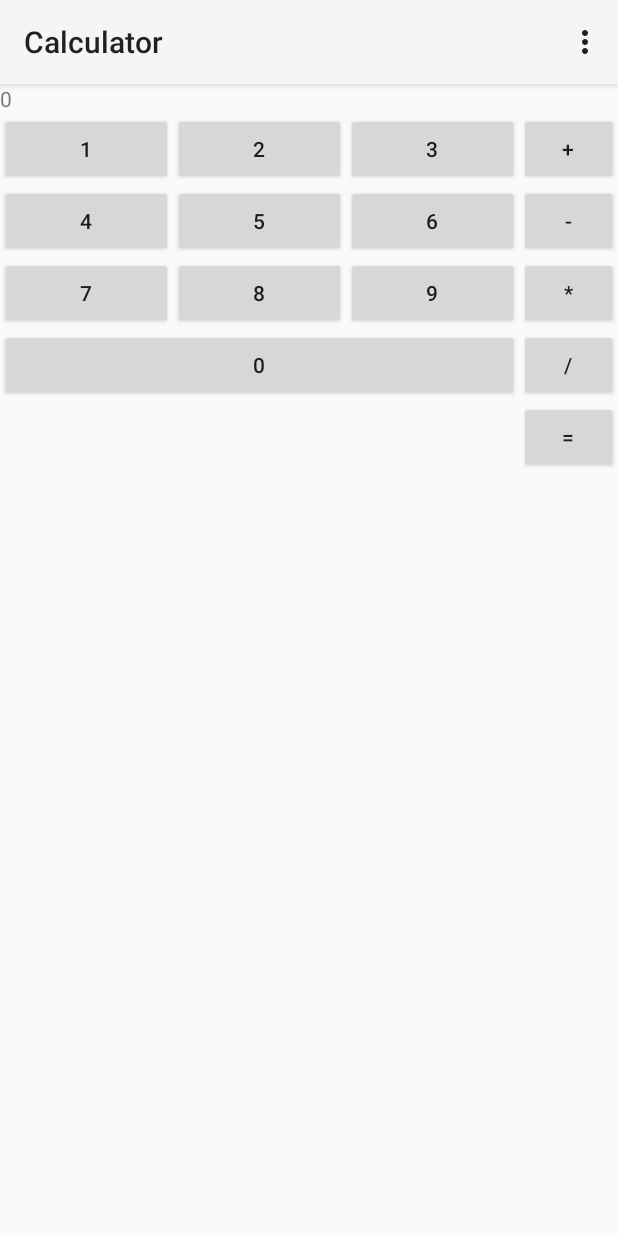
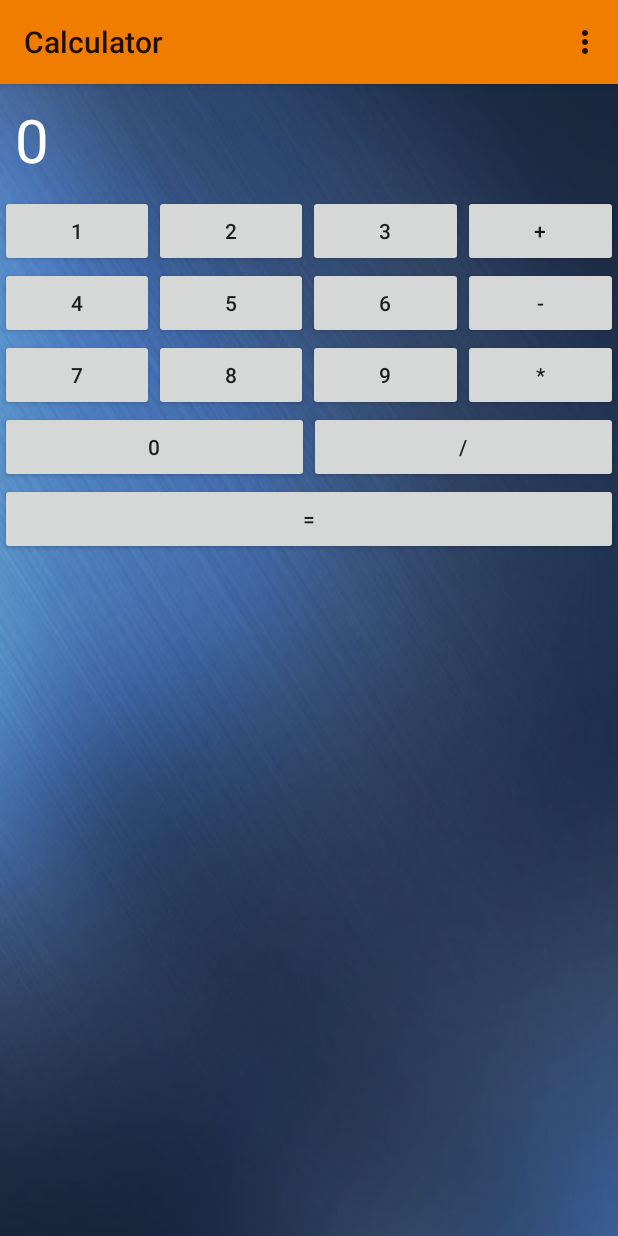
Before and after one commit to rodikh/Android-Calculator, an Android app: the screen it shows after launch (MainActivity), on a phone screen of 412 x 824 dp. Run offline under Robolectric (Android 15) with nearby library versions, the phone set to English and light mode, and no system bars.

Commit message:
finished basic calculator

```diff
--- a/app/src/main/AndroidManifest.xml
+++ b/app/src/main/AndroidManifest.xml
@@ -4,7 +4,7 @@
 
     <application
         android:allowBackup="true"
-        android:icon="@mipmap/ic_launcher"
+        android:icon="@drawable/appicon"
         android:label="@string/app_name"
         android:theme="@style/AppTheme" >
         <activity
--- a/app/src/main/java/me/rodik/calculator/MainActivity.java
+++ b/app/src/main/java/me/rodik/calculator/MainActivity.java
@@ -1,7 +1,6 @@
 package me.rodik.calculator;
 
 import android.app.Activity;
-import android.graphics.drawable.GradientDrawable;
 import android.os.Bundle;
 import android.util.Log;
 import android.view.Menu;
@@ -16,8 +15,8 @@ public class MainActivity extends Activity {
 
     private static final String TAG = "MyActivity";
 
-    public Integer current_sum = 0;
-    public Integer previous_sum = 0;
+    public Long current_sum = (long) 0;
+    public Long previous_sum = (long) 0;
     private TextView screen;
     private String last_action = "num";
     private String current_modifier = "";
@@ -29,7 +28,6 @@ public class MainActivity extends Activity {
         setContentView(R.layout.activity_main);
         renderCalculator();
         screen = (TextView) findViewById(R.id.screen);
-        screen.setText(current_sum.toString());
     }
 
     @Override
@@ -55,23 +53,21 @@ public class MainActivity extends Activity {
     }
 
     private void renderCalculator() {
-        LinearLayout pad = (LinearLayout) findViewById(R.id.calc_pad);
+        LinearLayout calculatorLayout = (LinearLayout) findViewById(R.id.calculator);
         for (int i = 0; i < 3; i++) {
             Log.d("MainActivity", "Creating pad line");
-            LinearLayout line = new LinearLayout(this);
+            LinearLayout line = (LinearLayout) calculatorLayout.getChildAt(i+1);
             line.setOrientation(LinearLayout.HORIZONTAL);
-            for (int j = 1; j < 4; j++) {
-                createNumberButton(Integer.toString(i * 3 + j), line);
+            for (int j = 3; j > 0; j--) {
+                createNumberButton(Long.toString(i * 3 + j), line);
             }
-            pad.addView(line);
         }
 
         Log.d("MainActivity", "Creating pad line");
-        LinearLayout line = new LinearLayout(this);
+        LinearLayout line = (LinearLayout) calculatorLayout.getChildAt(4);
         line.setOrientation(LinearLayout.HORIZONTAL);
-        createNumberButton(Integer.toString(0), line);
+        createNumberButton(Long.toString(0), line);
 
-        pad.addView(line);
 
     }
 
@@ -80,10 +76,10 @@ public class MainActivity extends Activity {
         button.setText(text);
         TableRow.LayoutParams params = new TableRow.LayoutParams(
                 0,
-                TableRow.LayoutParams.WRAP_CONTENT, 1f);
+                TableRow.LayoutParams.MATCH_PARENT, 1f);
         button.setLayoutParams(params);
         button.setOnClickListener(buttonClickListener);
-        line.addView(button);
+        line.addView(button,0);
     }
 
     private View.OnClickListener buttonClickListener = new View.OnClickListener() {
@@ -96,10 +92,10 @@ public class MainActivity extends Activity {
 
             if (last_action.equals("num")) {
                 current_sum *= 10;
-                current_sum += Integer.valueOf(value);
+                current_sum += Long.valueOf(value);
             } else {
                 previous_sum = current_sum;
-                current_sum = Integer.valueOf(value);
+                current_sum = Long.valueOf(value);
             }
             screen.setText(current_sum.toString());
             last_action = "num";
@@ -122,7 +118,9 @@ public class MainActivity extends Activity {
                 current_sum = previous_sum * current_sum;
                 break;
             case "/":
-                current_sum = previous_sum / current_sum;
+                if (current_sum != 0) {
+                    current_sum = previous_sum / current_sum;
+                }
                 break;
             default:
                 break;
--- a/app/src/main/res/layout/activity_main.xml
+++ b/app/src/main/res/layout/activity_main.xml
@@ -1,60 +1,83 @@
 <LinearLayout xmlns:android="http://schemas.android.com/apk/res/android"
     android:layout_width="match_parent"
     android:layout_height="match_parent"
-    android:orientation="vertical">
+    android:orientation="vertical"
+    android:id="@+id/calculator"
+    android:background="@drawable/background">
 
-    <TextView android:text="0"
+    <TextView
+        android:id="@+id/screen"
         android:layout_width="match_parent"
         android:layout_height="wrap_content"
-        android:id="@+id/screen"/>
+        android:textSize="40dp"
+        android:padding="10dp"
+        android:textColor="#fff"
+        android:freezesText="true"
+        android:text="0" />
 
     <LinearLayout
         android:layout_width="match_parent"
         android:layout_height="wrap_content"
         android:orientation="horizontal">
+
+        <Button
+            android:layout_width="0dp"
+            android:layout_height="match_parent"
+            android:onClick="calc_action"
+            android:layout_weight="1"
+            android:text="+" />
+    </LinearLayout>
+
     <LinearLayout
         android:layout_width="match_parent"
         android:layout_height="wrap_content"
-            android:orientation="vertical"
-            android:id="@+id/calc_pad"
-            android:layout_weight="3">
+        android:orientation="horizontal">
+
+        <Button
+            android:layout_width="0dp"
+            android:layout_height="match_parent"
+            android:onClick="calc_action"
+            android:layout_weight="1"
+            android:text="-" />
     </LinearLayout>
+
     <LinearLayout
-            android:layout_width="wrap_content"
-            android:layout_height="wrap_content"
-            android:layout_weight="1"
-            android:orientation="vertical">
-            <Button
         android:layout_width="match_parent"
         android:layout_height="wrap_content"
-                android:text="+"
+        android:orientation="horizontal">
+
+        <Button
+            android:layout_width="0dp"
+            android:layout_height="match_parent"
             android:onClick="calc_action"
-                />
-            <Button
+            android:layout_weight="1"
+            android:text="*" />
+    </LinearLayout>
+
+    <LinearLayout
         android:layout_width="match_parent"
         android:layout_height="wrap_content"
-                android:text="-"
+        android:orientation="horizontal">
+
+        <Button
+            android:layout_width="0dp"
+            android:layout_height="match_parent"
             android:onClick="calc_action"
-                />
-            <Button
+            android:layout_weight="1"
+            android:text="/" />
+    </LinearLayout>
+
+    <LinearLayout
         android:layout_width="match_parent"
         android:layout_height="wrap_content"
-                android:text="*"
+        android:orientation="horizontal">
+
+        <Button
+            android:layout_width="0dp"
+            android:layout_height="match_parent"
             android:onClick="calc_action"
-                />
-            <Button
-                android:layout_width="match_parent"
-                android:layout_height="wrap_content"
-                android:text="/"
-                android:onClick="calc_action"
-                />
-            <Button
-                android:layout_width="match_parent"
-                android:layout_height="wrap_content"
-                android:text="="
-                android:onClick="calc_action"
-                />
-        </LinearLayout>
+            android:layout_weight="1"
+            android:text="=" />
     </LinearLayout>
 
 
--- a/app/src/main/res/values-v21/styles.xml
+++ b/app/src/main/res/values-v21/styles.xml
@@ -1,5 +1,13 @@
 <?xml version="1.0" encoding="utf-8"?>
 <resources>
     <style name="AppTheme" parent="android:Theme.Material.Light">
+        <item name="android:colorPrimary">@color/chegg_main</item>
+        <item name="android:colorPrimaryDark">#92d</item>
+        <item name="android:colorAccent">#aed</item>
     </style>
+
+    <style name="materialActionBar" parent="android:Theme.Material.Light">
+        <item name="android:background">@color/chegg_main</item>
+    </style>
+
 </resources>
--- /dev/null
+++ b/app/src/main/res/values/colors.xml
@@ -0,0 +1,4 @@
+<?xml version="1.0" encoding="utf-8"?>
+<resources>
+    <item name="chegg_main" type="color">#f07d00</item>
+</resources>
--- a/app/src/main/res/values/styles.xml
+++ b/app/src/main/res/values/styles.xml
@@ -3,6 +3,15 @@
     <!-- Base application theme. -->
     <style name="AppTheme" parent="android:Theme.Holo.Light.DarkActionBar">
         <!-- Customize your theme here. -->
+
+
     </style>
 
+    <style name="MyCustomTheme" parent="@android:style/Theme.Holo.Light">
+        <item name="android:actionBarStyle">@style/MyActionBarTheme</item>
+    </style>
+
+    <style name="MyActionBarTheme" parent="@android:style/Widget.Holo.Light.ActionBar">
+        <item name="android:background">@color/chegg_main</item>
+    </style>
 </resources>
```
Also changed, not shown: app/src/main/res/drawable/appicon.png (added), app/src/main/res/drawable/background.jpg (added). Lines whose indentation alone changed are shown as unchanged.
